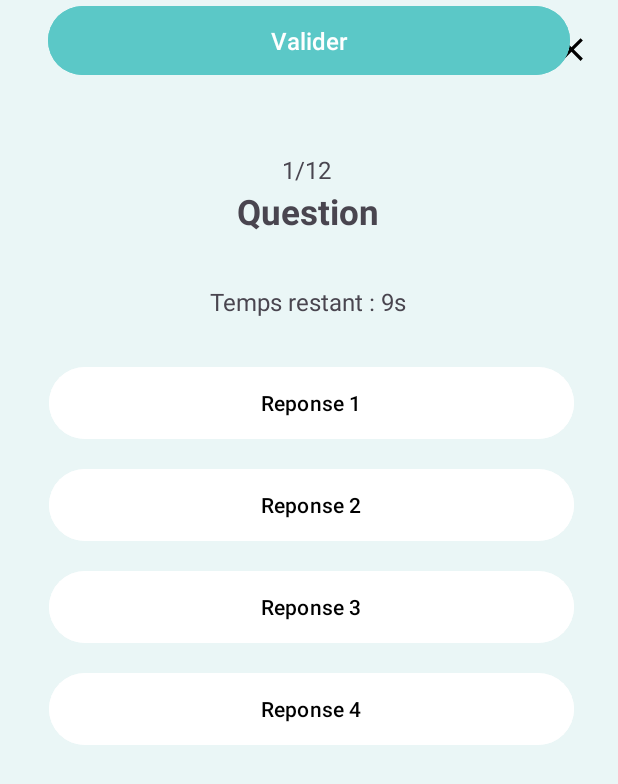
After one commit to hfreshnel/quizAndroid, an Android app: the layout activity_participant_quiz.xml on its own in the app's theme, with its tools: preview values and no code run, on a phone screen of 412 x 824 dp. The commit adds this screen. Shown: the top 784 px of the screen. Run offline under Robolectric (Android 15) with nearby library versions, the phone set to English and light mode, and no system bars.

Commit message:
Rename the files according to the class diagram

```diff
--- a/app/src/main/java/com/example/quizandroid/ParticipantViewQuestionsActivity.java
+++ b/app/src/main/java/com/example/quizandroid/ParticipantQuizActivity.java
@@ -15,7 +15,7 @@ public class ParticipantViewQuestionsActivity extends AppCompatActivity {
         super.onCreate(savedInstanceState);
         EdgeToEdge.enable(this);
         setContentView(R.layout.activity_participant_view_questions);
-        ViewCompat.setOnApplyWindowInsetsListener(findViewById(R.id.main), (v, insets) -> {
+        ViewCompat.setOnApplyWindowInsetsListener(findViewById(R.id.question), (v, insets) -> {
             Insets systemBars = insets.getInsets(WindowInsetsCompat.Type.systemBars());
             v.setPadding(systemBars.left, systemBars.top, systemBars.right, systemBars.bottom);
             return insets;
--- /dev/null
+++ b/app/src/main/res/layout/activity_participant_quiz.xml
@@ -0,0 +1,143 @@
+<?xml version="1.0" encoding="utf-8"?>
+<androidx.constraintlayout.widget.ConstraintLayout xmlns:android="http://schemas.android.com/apk/res/android"
+    xmlns:app="http://schemas.android.com/apk/res-auto"
+    xmlns:tools="http://schemas.android.com/tools"
+    android:id="@+id/tempsRestant"
+    android:layout_width="match_parent"
+    android:layout_height="match_parent"
+    android:background="#EAF6F6"
+    tools:context=".ParticipantViewQuestionsActivity">
+
+    <ImageView
+        android:layout_width="26dp"
+        android:layout_height="34dp"
+        android:layout_marginStart="368dp"
+        android:layout_marginTop="16dp"
+        android:src="@drawable/fermer"
+        app:layout_constraintStart_toStartOf="parent"
+        app:layout_constraintTop_toTopOf="parent" />
+
+    <TextView
+        android:id="@+id/nQuestion"
+        android:layout_width="wrap_content"
+        android:layout_height="wrap_content"
+        android:layout_marginStart="188dp"
+        android:layout_marginTop="48dp"
+        android:text="1/12"
+        android:textSize="16sp"
+        app:layout_constraintStart_toStartOf="parent"
+        app:layout_constraintTop_toBottomOf="@+id/validerButton" />
+
+    <Button
+        android:id="@+id/button1"
+        android:layout_width="350dp"
+        android:layout_height="56dp"
+        android:layout_marginTop="84dp"
+        android:backgroundTint="#FFF"
+        android:drawablePadding="16dp"
+        android:elevation="8dp"
+        android:text="Reponse 1"
+        android:textColor="#000000"
+        app:layout_constraintEnd_toEndOf="@+id/button2"
+        app:layout_constraintHorizontal_bias="0.557"
+        app:layout_constraintStart_toStartOf="@+id/button2"
+        app:layout_constraintTop_toBottomOf="@id/question" />
+
+    <Button
+        android:id="@+id/validerButton"
+        android:layout_width="match_parent"
+        android:layout_height="wrap_content"
+        android:layout_gravity="center"
+        android:layout_marginHorizontal="32dp"
+        android:layout_marginVertical="16dp"
+        android:backgroundTint="#5BC8C7"
+        android:elevation="4dp"
+        android:gravity="center"
+        android:padding="12dp"
+        android:text="Valider"
+        android:textColor="#FFFFFF"
+        android:textSize="16sp"
+        tools:ignore="MissingConstraints"
+        tools:layout_editor_absoluteX="32dp"
+        tools:layout_editor_absoluteY="520dp" />
+
+    <Button
+        android:id="@+id/button3"
+        android:layout_width="350dp"
+        android:layout_height="56dp"
+        android:layout_marginTop="12dp"
+        android:backgroundTint="#FFF"
+        android:drawablePadding="16dp"
+        android:elevation="8dp"
+        android:text="Reponse 3"
+        android:textColor="#000000"
+        app:layout_constraintEnd_toEndOf="@+id/button4"
+        app:layout_constraintHorizontal_bias="0.0"
+        app:layout_constraintStart_toStartOf="@+id/button4"
+        app:layout_constraintTop_toBottomOf="@id/button2" />
+
+    <Button
+        android:id="@+id/button2"
+        android:layout_width="350dp"
+        android:layout_height="56dp"
+        android:layout_marginTop="12dp"
+        android:backgroundTint="#FFF"
+        android:drawablePadding="16dp"
+        android:elevation="8dp"
+        android:text="Reponse 2"
+        android:textColor="#000000"
+        app:layout_constraintEnd_toEndOf="@+id/button3"
+        app:layout_constraintHorizontal_bias="0.0"
+        app:layout_constraintStart_toStartOf="@+id/button3"
+        app:layout_constraintTop_toBottomOf="@id/button1" />
+
+    <TextView
+        android:id="@+id/textView4"
+        android:layout_width="wrap_content"
+        android:layout_height="wrap_content"
+        android:text="Temps restant : 9s"
+        android:textSize="16sp"
+        app:layout_constraintBottom_toBottomOf="parent"
+        app:layout_constraintEnd_toEndOf="parent"
+        app:layout_constraintHorizontal_bias="0.498"
+        app:layout_constraintStart_toStartOf="parent"
+        app:layout_constraintTop_toBottomOf="@+id/question"
+        app:layout_constraintVertical_bias="0.052" />
+
+    <TextView
+        android:id="@+id/question"
+        android:layout_width="wrap_content"
+        android:layout_height="wrap_content"
+        android:text="Question"
+        android:textSize="23sp"
+        android:textStyle="bold"
+        app:layout_constraintBottom_toBottomOf="parent"
+        app:layout_constraintEnd_toEndOf="parent"
+        app:layout_constraintHorizontal_bias="0.498"
+        app:layout_constraintStart_toStartOf="parent"
+        app:layout_constraintTop_toTopOf="parent"
+        app:layout_constraintVertical_bias="0.158" />
+
+    <Button
+        android:id="@+id/button4"
+        android:layout_width="350dp"
+        android:layout_height="56dp"
+        android:layout_marginTop="12dp"
+        android:backgroundTint="#FFF"
+        android:drawablePadding="16dp"
+        android:elevation="8dp"
+        android:text="Reponse 4"
+        android:textColor="#000000"
+        app:layout_constraintEnd_toEndOf="parent"
+        app:layout_constraintHorizontal_bias="0.524"
+        app:layout_constraintStart_toStartOf="parent"
+        app:layout_constraintTop_toBottomOf="@id/button3" />
+
+    <androidx.constraintlayout.widget.Guideline
+        android:id="@+id/guideline"
+        android:layout_width="wrap_content"
+        android:layout_height="wrap_content"
+        android:orientation="vertical"
+        app:layout_constraintGuide_begin="20dp" />
+
+</androidx.constraintlayout.widget.ConstraintLayout>
--- a/app/src/main/res/layout/activity_participant_view_questions.xml
+++ /dev/null
@@ -1,10 +0,0 @@
-<?xml version="1.0" encoding="utf-8"?>
-<androidx.constraintlayout.widget.ConstraintLayout xmlns:android="http://schemas.android.com/apk/res/android"
-    xmlns:app="http://schemas.android.com/apk/res-auto"
-    xmlns:tools="http://schemas.android.com/tools"
-    android:id="@+id/main"
-    android:layout_width="match_parent"
-    android:layout_height="match_parent"
-    tools:context=".ParticipantViewQuestionsActivity">
-
-</androidx.constraintlayout.widget.ConstraintLayout>
```
